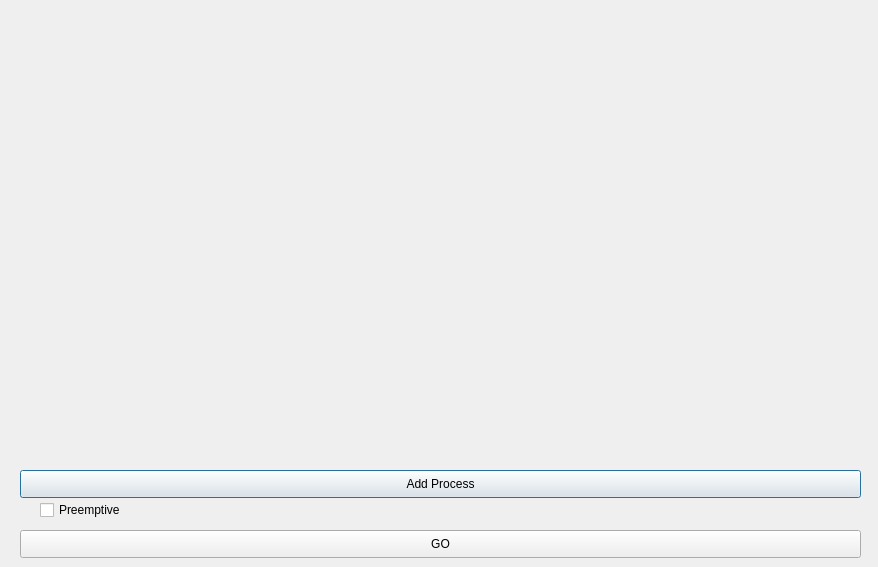
First picture: the form in CPUSchedulers/priority_dialog.ui, repository lameesemad1996/CPUSchedulers, before the edit.
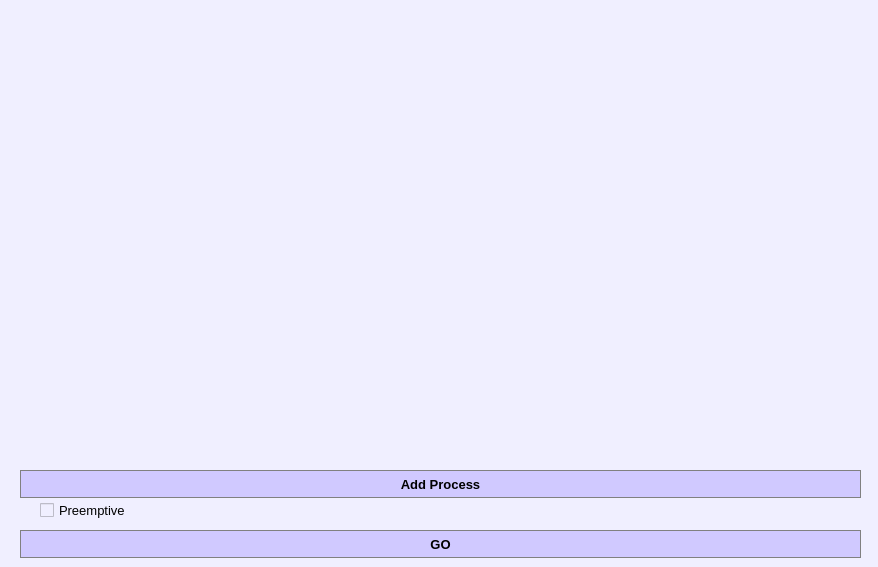
Second picture: the form after the edit.

What changed in the file:
```diff
--- a/CPUSchedulers/priority_dialog.ui
+++ b/CPUSchedulers/priority_dialog.ui
@@ -13,12 +13,15 @@
   <property name="windowTitle">
    <string>Dialog</string>
   </property>
+  <property name="styleSheet">
+   <string notr="true">background-color: rgb(240, 239, 255);</string>
+  </property>
   <widget class="QCheckBox" name="checkBox">
    <property name="geometry">
     <rect>
      <x>40</x>
      <y>500</y>
-     <width>101</width>
+     <width>121</width>
      <height>20</height>
     </rect>
    </property>
@@ -28,6 +31,11 @@
      <verstretch>0</verstretch>
     </sizepolicy>
    </property>
+   <property name="font">
+    <font>
+     <pointsize>10</pointsize>
+    </font>
+   </property>
    <property name="text">
     <string>Preemptive</string>
    </property>
@@ -58,6 +66,24 @@
      <verstretch>0</verstretch>
     </sizepolicy>
    </property>
+   <property name="font">
+    <font>
+     <pointsize>10</pointsize>
+     <weight>75</weight>
+     <bold>true</bold>
+    </font>
+   </property>
+   <property name="styleSheet">
+    <string notr="true">QPushButton {
+	border: 1px solid gray;
+	background-color:rgb(208, 201, 255);
+}
+QPushButton:pressed {
+    background-color: qlineargradient(x1: 0, y1: 0, x2: 0, y2: 1,
+                                      stop: 0 #dadbde, stop: 1 #f6f7fa);
+}
+</string>
+   </property>
    <property name="text">
     <string>Add Process</string>
    </property>
@@ -77,6 +103,24 @@
      <verstretch>0</verstretch>
     </sizepolicy>
    </property>
+   <property name="font">
+    <font>
+     <pointsize>10</pointsize>
+     <weight>75</weight>
+     <bold>true</bold>
+    </font>
+   </property>
+   <property name="styleSheet">
+    <string notr="true">QPushButton {
+	border: 1px solid gray;
+	background-color: 	rgb(208, 201, 255);
+}
+QPushButton:pressed {
+    background-color: qlineargradient(x1: 0, y1: 0, x2: 0, y2: 1,
+                                      stop: 0 #dadbde, stop: 1 #f6f7fa);
+}
+</string>
+   </property>
    <property name="text">
     <string>GO</string>
    </property>
```
